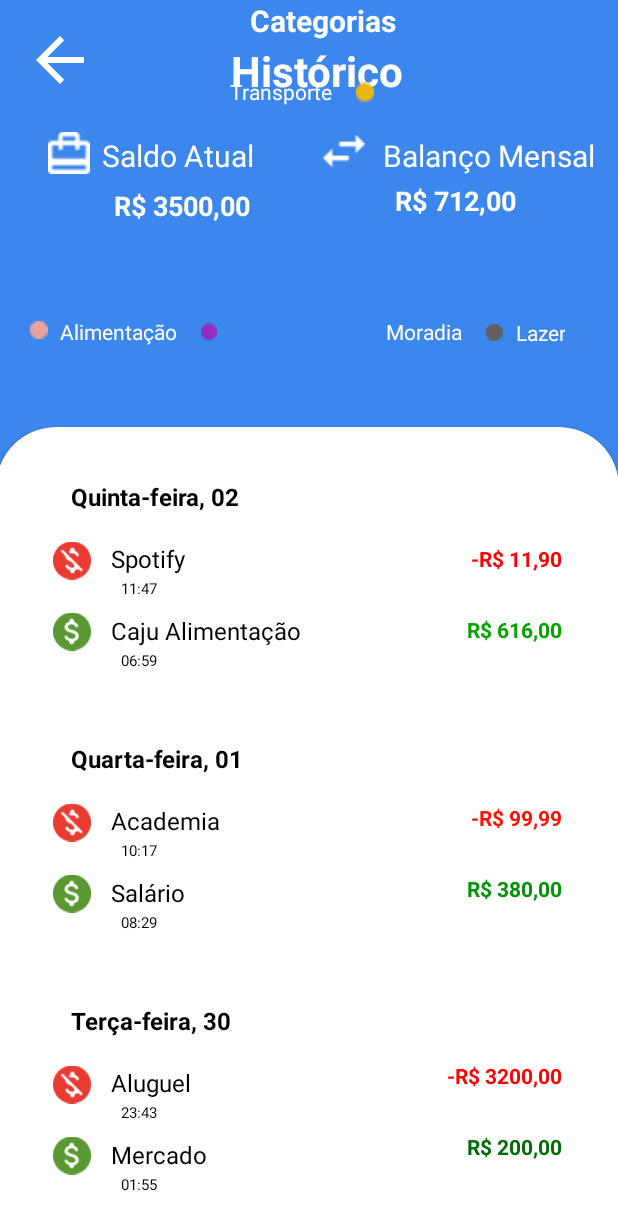
After one commit to LuanaSeres/FinanceApp, an Android app built with Jetpack Compose: the layout historic.xml on its own in the app's theme, with its tools: preview values and no code run, on a phone screen of 412 x 824 dp. The commit adds this screen. Shown: the top 1230 px of the screen. Run offline under Robolectric (Android 15) with nearby library versions, the phone set to English and light mode, and no system bars.

Commit message:
tela de historico

```diff
--- /dev/null
+++ b/app/src/main/res/layout/historic.xml
@@ -0,0 +1,543 @@
+<?xml version="1.0" encoding="utf-8"?>
+<androidx.constraintlayout.widget.ConstraintLayout xmlns:android="http://schemas.android.com/apk/res/android"
+    xmlns:app="http://schemas.android.com/apk/res-auto"
+    xmlns:tools="http://schemas.android.com/tools"
+    android:layout_width="match_parent"
+    android:layout_height="match_parent"
+    android:background="#3C87ED">
+
+    <Button
+        android:id="@+id/button"
+        android:layout_width="48dp"
+        android:layout_height="48dp"
+        android:layout_marginStart="16dp"
+        android:layout_marginTop="16dp"
+        android:background="@drawable/abc_vector_test"
+        android:contentDescription="@string/seta"
+        app:layout_constraintStart_toStartOf="parent"
+        app:layout_constraintTop_toTopOf="parent" />
+
+    <TextView
+        android:id="@+id/textView12"
+        android:layout_width="143dp"
+        android:layout_height="35dp"
+        android:layout_marginStart="76dp"
+        android:layout_marginTop="28dp"
+        android:text="Histórico"
+        android:textAlignment="center"
+        android:textColor="#FFFFFF"
+        android:textSize="28sp"
+        android:textStyle="bold"
+        app:layout_constraintStart_toEndOf="@+id/button"
+        app:layout_constraintTop_toTopOf="parent" />
+
+    <androidx.cardview.widget.CardView
+        android:layout_width="415dp"
+        android:layout_height="579dp"
+        android:layout_marginBottom="-40dp"
+        app:cardCornerRadius="40dp"
+        app:layout_constraintBottom_toBottomOf="parent"
+        app:layout_constraintEnd_toEndOf="parent"
+        app:layout_constraintHorizontal_bias="1.0"
+        app:layout_constraintStart_toStartOf="parent" >
+
+        <androidx.constraintlayout.widget.ConstraintLayout
+            android:layout_width="match_parent"
+            android:layout_height="match_parent">
+
+            <TextView
+                android:id="@+id/textView55"
+                android:layout_width="wrap_content"
+                android:layout_height="wrap_content"
+                android:layout_marginStart="50dp"
+                android:layout_marginTop="35dp"
+                android:text="Quinta-feira, 02"
+                android:textColor="#000000"
+                android:textColorHighlight="#000000"
+                android:textSize="16sp"
+                android:textStyle="bold"
+                app:layout_constraintStart_toStartOf="parent"
+                app:layout_constraintTop_toTopOf="parent" />
+
+            <ImageView
+                android:id="@+id/imageView23"
+                android:layout_width="25dp"
+                android:layout_height="27dp"
+                android:layout_marginStart="38dp"
+                android:layout_marginTop="18dp"
+                android:src="@drawable/despesas"
+                app:layout_constraintStart_toStartOf="parent"
+                app:layout_constraintTop_toBottomOf="@+id/textView55" />
+
+            <ImageView
+                android:id="@+id/imageView24"
+                android:layout_width="25dp"
+                android:layout_height="27dp"
+                android:layout_marginStart="38dp"
+                android:layout_marginTop="20dp"
+                android:src="@drawable/receita"
+                app:layout_constraintStart_toStartOf="parent"
+                app:layout_constraintTop_toBottomOf="@+id/imageView23" />
+
+            <TextView
+                android:id="@+id/textView56"
+                android:layout_width="wrap_content"
+                android:layout_height="wrap_content"
+                android:layout_marginStart="50dp"
+                android:layout_marginTop="60dp"
+                android:text="Quarta-feira, 01"
+                android:textColor="#000000"
+                android:textSize="16sp"
+                android:textStyle="bold"
+                app:layout_constraintStart_toStartOf="parent"
+                app:layout_constraintTop_toBottomOf="@+id/imageView24" />
+
+            <ImageView
+                android:id="@+id/imageView33"
+                android:layout_width="25dp"
+                android:layout_height="27dp"
+                android:layout_marginStart="38dp"
+                android:layout_marginTop="18dp"
+                android:src="@drawable/despesas"
+                app:layout_constraintStart_toStartOf="parent"
+                app:layout_constraintTop_toBottomOf="@+id/textView56" />
+
+            <ImageView
+                android:id="@+id/imageView34"
+                android:layout_width="25dp"
+                android:layout_height="27dp"
+                android:layout_marginStart="38dp"
+                android:layout_marginTop="20dp"
+                android:src="@drawable/receita"
+                app:layout_constraintStart_toStartOf="parent"
+                app:layout_constraintTop_toBottomOf="@+id/imageView33" />
+
+            <TextView
+                android:id="@+id/textView57"
+                android:layout_width="wrap_content"
+                android:layout_height="wrap_content"
+                android:layout_marginStart="50dp"
+                android:layout_marginTop="60dp"
+                android:text="Terça-feira, 30"
+                android:textColor="#000000"
+                android:textSize="16sp"
+                android:textStyle="bold"
+                app:layout_constraintStart_toStartOf="parent"
+                app:layout_constraintTop_toBottomOf="@+id/imageView34" />
+
+            <ImageView
+                android:id="@+id/imageView35"
+                android:layout_width="25dp"
+                android:layout_height="27dp"
+                android:layout_marginStart="38dp"
+                android:layout_marginTop="18dp"
+                android:src="@drawable/despesas"
+                app:layout_constraintStart_toStartOf="parent"
+                app:layout_constraintTop_toBottomOf="@+id/textView57" />
+
+            <ImageView
+                android:id="@+id/imageView36"
+                android:layout_width="25dp"
+                android:layout_height="27dp"
+                android:layout_marginStart="38dp"
+                android:layout_marginTop="20dp"
+                android:src="@drawable/receita"
+                app:layout_constraintStart_toStartOf="parent"
+                app:layout_constraintTop_toBottomOf="@+id/imageView35" />
+
+            <TextView
+                android:id="@+id/textView58"
+                android:layout_width="wrap_content"
+                android:layout_height="wrap_content"
+                android:layout_marginStart="13dp"
+                android:layout_marginTop="19dp"
+                android:text="Spotify"
+                android:textColor="#000000"
+                android:textSize="16sp"
+                app:layout_constraintStart_toEndOf="@+id/imageView23"
+                app:layout_constraintTop_toBottomOf="@+id/textView55" />
+
+            <TextView
+                android:id="@+id/textView59"
+                android:layout_width="wrap_content"
+                android:layout_height="wrap_content"
+                android:layout_marginStart="13dp"
+                android:layout_marginTop="26dp"
+                android:text="Caju Alimentação"
+                android:textColor="#000000"
+                android:textSize="16sp"
+                app:layout_constraintStart_toEndOf="@+id/imageView24"
+                app:layout_constraintTop_toBottomOf="@+id/textView58" />
+
+            <TextView
+                android:id="@+id/textView60"
+                android:layout_width="wrap_content"
+                android:layout_height="wrap_content"
+                android:layout_marginStart="13dp"
+                android:layout_marginTop="19dp"
+                android:text="Academia"
+                android:textColor="#000000"
+                android:textSize="16sp"
+                app:layout_constraintStart_toEndOf="@+id/imageView33"
+                app:layout_constraintTop_toBottomOf="@+id/textView56" />
+
+            <TextView
+                android:id="@+id/textView61"
+                android:layout_width="wrap_content"
+                android:layout_height="wrap_content"
+                android:layout_marginStart="13dp"
+                android:layout_marginTop="26dp"
+                android:text="Salário"
+                android:textColor="#000000"
+                android:textSize="16sp"
+                app:layout_constraintStart_toEndOf="@+id/imageView34"
+                app:layout_constraintTop_toBottomOf="@+id/textView60" />
+
+            <TextView
+                android:id="@+id/textView62"
+                android:layout_width="wrap_content"
+                android:layout_height="wrap_content"
+                android:layout_marginStart="13dp"
+                android:layout_marginTop="19dp"
+                android:text="Aluguel"
+                android:textColor="#000000"
+                android:textSize="16sp"
+                app:layout_constraintStart_toEndOf="@+id/imageView35"
+                app:layout_constraintTop_toBottomOf="@+id/textView57" />
+
+            <TextView
+                android:id="@+id/textView63"
+                android:layout_width="wrap_content"
+                android:layout_height="wrap_content"
+                android:layout_marginStart="13dp"
+                android:layout_marginTop="26dp"
+                android:text="Mercado"
+                android:textColor="#000000"
+                android:textSize="16sp"
+                app:layout_constraintStart_toEndOf="@+id/imageView36"
+                app:layout_constraintTop_toBottomOf="@+id/textView62" />
+
+            <TextView
+                android:id="@+id/textView64"
+                android:layout_width="wrap_content"
+                android:layout_height="wrap_content"
+                android:layout_marginTop="78dp"
+                android:layout_marginEnd="38dp"
+                android:text="-R$ 11,90"
+                android:textColor="#FF0000"
+                android:textStyle="bold"
+                app:layout_constraintEnd_toEndOf="parent"
+                app:layout_constraintTop_toTopOf="parent" />
+
+            <TextView
+                android:id="@+id/textView65"
+                android:layout_width="wrap_content"
+                android:layout_height="wrap_content"
+                android:layout_marginTop="28dp"
+                android:layout_marginEnd="38dp"
+                android:text="R$ 616,00"
+                android:textColor="#05A500"
+                android:textStyle="bold"
+                app:layout_constraintEnd_toEndOf="parent"
+                app:layout_constraintTop_toBottomOf="@+id/textView64" />
+
+            <TextView
+                android:id="@+id/textView66"
+                android:layout_width="wrap_content"
+                android:layout_height="wrap_content"
+                android:layout_marginTop="106dp"
+                android:layout_marginEnd="38dp"
+                android:text="-R$ 99,99"
+                android:textColor="#FF1100"
+                android:textStyle="bold"
+                app:layout_constraintEnd_toEndOf="parent"
+                app:layout_constraintTop_toBottomOf="@+id/textView65" />
+
+            <TextView
+                android:id="@+id/textView67"
+                android:layout_width="wrap_content"
+                android:layout_height="wrap_content"
+                android:layout_marginTop="28dp"
+                android:layout_marginEnd="38dp"
+                android:text="R$ 380,00"
+                android:textColor="#029308"
+                android:textStyle="bold"
+                app:layout_constraintEnd_toEndOf="parent"
+                app:layout_constraintTop_toBottomOf="@+id/textView66" />
+
+            <TextView
+                android:id="@+id/textView68"
+                android:layout_width="wrap_content"
+                android:layout_height="wrap_content"
+                android:layout_marginTop="105dp"
+                android:layout_marginEnd="38dp"
+                android:text="-R$ 3200,00"
+                android:textColor="#FF0000"
+                android:textStyle="bold"
+                app:layout_constraintEnd_toEndOf="parent"
+                app:layout_constraintTop_toBottomOf="@+id/textView67" />
+
+            <TextView
+                android:id="@+id/textView69"
+                android:layout_width="wrap_content"
+                android:layout_height="wrap_content"
+                android:layout_marginTop="28dp"
+                android:layout_marginEnd="38dp"
+                android:text="R$ 200,00"
+                android:textColor="#006C04"
+                android:textStyle="bold"
+                app:layout_constraintEnd_toEndOf="parent"
+                app:layout_constraintTop_toBottomOf="@+id/textView68" />
+
+            <TextView
+                android:id="@+id/textView70"
+                android:layout_width="wrap_content"
+                android:layout_height="wrap_content"
+                android:layout_marginStart="20dp"
+                android:layout_marginTop="2dp"
+                android:text="11:47"
+                android:textColor="#000000"
+                android:textSize="10sp"
+                app:layout_constraintStart_toEndOf="@+id/imageView23"
+                app:layout_constraintTop_toBottomOf="@+id/textView58" />
+
+            <TextView
+                android:id="@+id/textView71"
+                android:layout_width="wrap_content"
+                android:layout_height="wrap_content"
+                android:layout_marginStart="83dp"
+                android:layout_marginTop="2dp"
+                android:text="06:59"
+                android:textColor="#000000"
+                android:textSize="10sp"
+                app:layout_constraintStart_toStartOf="parent"
+                app:layout_constraintTop_toBottomOf="@+id/textView59" />
+
+            <TextView
+                android:id="@+id/textView72"
+                android:layout_width="wrap_content"
+                android:layout_height="wrap_content"
+                android:layout_marginStart="20dp"
+                android:layout_marginTop="2dp"
+                android:text="10:17"
+                android:textColor="#000000"
+                android:textSize="10sp"
+                app:layout_constraintStart_toEndOf="@+id/imageView33"
+                app:layout_constraintTop_toBottomOf="@+id/textView60" />
+
+            <TextView
+                android:id="@+id/textView73"
+                android:layout_width="wrap_content"
+                android:layout_height="wrap_content"
+                android:layout_marginStart="83dp"
+                android:layout_marginTop="2dp"
+                android:text="08:29"
+                android:textColor="#000000"
+                android:textSize="10sp"
+                app:layout_constraintStart_toStartOf="parent"
+                app:layout_constraintTop_toBottomOf="@+id/textView61" />
+
+            <TextView
+                android:id="@+id/textView74"
+                android:layout_width="wrap_content"
+                android:layout_height="wrap_content"
+                android:layout_marginStart="20dp"
+                android:layout_marginTop="2dp"
+                android:text="23:43"
+                android:textColor="#000000"
+                android:textSize="10sp"
+                app:layout_constraintStart_toEndOf="@+id/imageView35"
+                app:layout_constraintTop_toBottomOf="@+id/textView62" />
+
+            <TextView
+                android:id="@+id/textView75"
+                android:layout_width="wrap_content"
+                android:layout_height="wrap_content"
+                android:layout_marginStart="83dp"
+                android:layout_marginTop="2dp"
+                android:text="01:55"
+                android:textColor="#000000"
+                android:textSize="10sp"
+                app:layout_constraintStart_toStartOf="parent"
+                app:layout_constraintTop_toBottomOf="@+id/textView63" />
+        </androidx.constraintlayout.widget.ConstraintLayout>
+    </androidx.cardview.widget.CardView>
+
+
+    <ImageView
+        android:id="@+id/imageView3"
+        android:layout_width="12dp"
+        android:layout_height="14dp"
+        android:layout_marginStart="15dp"
+        android:layout_marginTop="27dp"
+        android:contentDescription="@string/bolinha"
+        android:src="@drawable/bolinhaamarela"
+        app:layout_constraintStart_toEndOf="@+id/textView16"
+        app:layout_constraintTop_toBottomOf="@+id/textView26" />
+
+    <ImageView
+        android:id="@+id/imageView16"
+        android:layout_width="12dp"
+        android:layout_height="11dp"
+        android:layout_marginStart="15dp"
+        android:layout_marginTop="216dp"
+        android:contentDescription="@string/bolinha"
+        android:src="@drawable/bolinhamarrom"
+        app:layout_constraintStart_toEndOf="@+id/textView13"
+        app:layout_constraintTop_toTopOf="parent" />
+
+    <ImageView
+        android:id="@+id/imageView17"
+        android:layout_width="12dp"
+        android:layout_height="12dp"
+        android:layout_marginStart="20dp"
+        android:layout_marginTop="98dp"
+        android:contentDescription="@string/bolinha"
+        android:src="@drawable/bolinharosa"
+        app:layout_constraintStart_toStartOf="parent"
+        app:layout_constraintTop_toBottomOf="@+id/imageView21" />
+
+    <ImageView
+        android:id="@+id/imageView18"
+        android:layout_width="12dp"
+        android:layout_height="12dp"
+        android:layout_marginStart="15dp"
+        android:layout_marginTop="66dp"
+        android:contentDescription="@string/bolinha"
+        android:src="@drawable/bolinharoxa"
+        app:layout_constraintStart_toEndOf="@+id/textView15"
+        app:layout_constraintTop_toBottomOf="@+id/textView28" />
+
+    <TextView
+        android:id="@+id/textView13"
+        android:layout_width="wrap_content"
+        android:layout_height="wrap_content"
+        android:layout_marginStart="8dp"
+        android:layout_marginTop="148dp"
+        android:text="Moradia"
+        android:textColor="@color/white"
+        android:textSize="14sp"
+        app:layout_constraintStart_toEndOf="@+id/imageView3"
+        app:layout_constraintTop_toBottomOf="@+id/textView12" />
+
+    <TextView
+        android:id="@+id/textView14"
+        android:layout_width="wrap_content"
+        android:layout_height="wrap_content"
+        android:layout_marginStart="8dp"
+        android:layout_marginTop="212dp"
+        android:text="Lazer"
+        android:textAlignment="center"
+        android:textColor="@color/white"
+        android:textSize="14sp"
+        android:textStyle="normal"
+        app:layout_constraintStart_toEndOf="@+id/imageView16"
+        app:layout_constraintTop_toTopOf="parent" />
+
+    <TextView
+        android:id="@+id/textView15"
+        android:layout_width="wrap_content"
+        android:layout_height="wrap_content"
+        android:layout_marginStart="8dp"
+        android:layout_marginTop="148dp"
+        android:text="Alimentação"
+        android:textColor="@color/white"
+        android:textSize="14sp"
+        app:layout_constraintStart_toEndOf="@+id/imageView17"
+        app:layout_constraintTop_toBottomOf="@+id/textView12" />
+
+    <TextView
+        android:id="@+id/textView16"
+        android:layout_width="wrap_content"
+        android:layout_height="wrap_content"
+        android:layout_marginStart="8dp"
+        android:layout_marginTop="24dp"
+        android:text="Transporte"
+        android:textColor="@color/white"
+        android:textSize="14sp"
+        app:layout_constraintStart_toEndOf="@+id/imageView18"
+        app:layout_constraintTop_toBottomOf="@+id/textView26" />
+
+    <TextView
+        android:id="@+id/textView26"
+        android:layout_width="wrap_content"
+        android:layout_height="wrap_content"
+        android:layout_marginEnd="148dp"
+        android:text="Categorias"
+        android:textColor="#FFFFFF"
+        android:textSize="20sp"
+        android:textStyle="bold"
+        app:layout_constraintEnd_toEndOf="parent"
+        tools:layout_editor_absoluteY="160dp" />
+
+    <ImageView
+        android:id="@+id/imageView21"
+        android:layout_width="28dp"
+        android:layout_height="28dp"
+        android:layout_marginStart="32dp"
+        android:layout_marginTop="24dp"
+        android:src="@drawable/bolsa"
+        app:layout_constraintStart_toStartOf="parent"
+        app:layout_constraintTop_toBottomOf="@+id/button" />
+
+    <TextView
+        android:id="@+id/textView27"
+        android:layout_width="wrap_content"
+        android:layout_height="wrap_content"
+        android:layout_marginStart="8dp"
+        android:layout_marginTop="90dp"
+        android:text="Saldo Atual"
+        android:textColor="#FFFFFF"
+        android:textSize="20sp"
+        app:layout_constraintStart_toEndOf="@+id/imageView21"
+        app:layout_constraintTop_toTopOf="parent" />
+
+    <TextView
+        android:id="@+id/textView28"
+        android:layout_width="wrap_content"
+        android:layout_height="wrap_content"
+        android:layout_marginStart="76dp"
+        android:layout_marginTop="7dp"
+        android:text="R$ 3500,00"
+        android:textColor="#FFFFFF"
+        android:textSize="18sp"
+        android:textStyle="bold"
+        app:layout_constraintStart_toStartOf="parent"
+        app:layout_constraintTop_toBottomOf="@+id/textView27" />
+
+    <ImageView
+        android:id="@+id/imageView22"
+        android:layout_width="28dp"
+        android:layout_height="27dp"
+        android:layout_marginTop="24dp"
+        android:layout_marginEnd="12dp"
+        android:src="@drawable/balanco"
+        app:layout_constraintEnd_toStartOf="@+id/textView37"
+        app:layout_constraintTop_toBottomOf="@+id/textView12" />
+
+    <TextView
+        android:id="@+id/textView37"
+        android:layout_width="wrap_content"
+        android:layout_height="wrap_content"
+        android:layout_marginTop="90dp"
+        android:layout_marginEnd="15dp"
+        android:text="Balanço Mensal"
+        android:textColor="#FFFFFF"
+        android:textSize="20sp"
+        app:layout_constraintEnd_toEndOf="parent"
+        app:layout_constraintTop_toTopOf="parent" />
+
+    <TextView
+        android:id="@+id/textView38"
+        android:layout_width="wrap_content"
+        android:layout_height="wrap_content"
+        android:layout_marginTop="4dp"
+        android:layout_marginEnd="68dp"
+        android:text="R$ 712,00"
+        android:textColor="#FFFFFF"
+        android:textSize="18sp"
+        android:textStyle="bold"
+        app:layout_constraintEnd_toEndOf="parent"
+        app:layout_constraintTop_toBottomOf="@+id/textView37" />
+
+</androidx.constraintlayout.widget.ConstraintLayout>
--- a/app/src/main/res/layout/register.xml
+++ b/app/src/main/res/layout/register.xml
@@ -10,8 +10,8 @@
         android:id="@+id/button"
         android:layout_width="48dp"
         android:layout_height="48dp"
-        android:layout_marginStart="17dp"
-        android:layout_marginTop="18dp"
+        android:layout_marginStart="16dp"
+        android:layout_marginTop="16dp"
         android:background="@drawable/abc_vector_test"
         android:contentDescription="@string/seta"
         app:layout_constraintStart_toStartOf="parent"
```
Also changed, not shown: app/src/main/res/drawable/balanco.png (added), app/src/main/res/drawable/bolsa.png (added).
